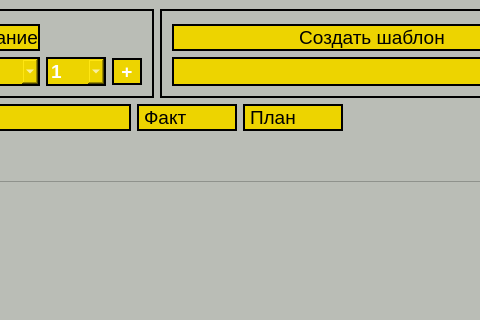
First picture: the form in mainwindow.ui, repository avovana/master_labeling, before the edit; both pictures show x 450 to 930 and y 0 to 320 of the 1079 by 566 pixel window.
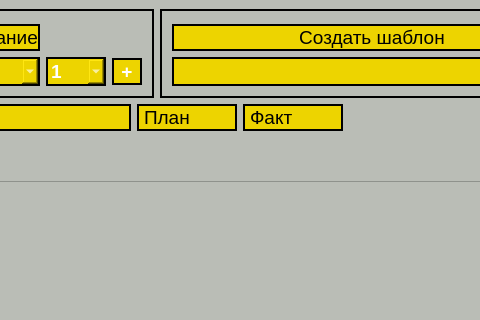
Second picture: the form after the edit.

```diff
--- a/mainwindow.ui
+++ b/mainwindow.ui
@@ -131,42 +131,6 @@
         </property>
        </widget>
       </item>
-      <item>
-       <widget class="QLabel" name="current_label">
-        <property name="sizePolicy">
-         <sizepolicy hsizetype="Fixed" vsizetype="Fixed">
-          <horstretch>0</horstretch>
-          <verstretch>0</verstretch>
-         </sizepolicy>
-        </property>
-        <property name="minimumSize">
-         <size>
-          <width>100</width>
-          <height>0</height>
-         </size>
-        </property>
-        <property name="maximumSize">
-         <size>
-          <width>100</width>
-          <height>16777215</height>
-         </size>
-        </property>
-        <property name="font">
-         <font>
-          <pointsize>14</pointsize>
-         </font>
-        </property>
-        <property name="styleSheet">
-         <string notr="true">background-color: rgb(237, 212, 0);</string>
-        </property>
-        <property name="frameShape">
-         <enum>QFrame::WinPanel</enum>
-        </property>
-        <property name="text">
-         <string>Факт</string>
-        </property>
-       </widget>
-      </item>
       <item>
        <widget class="QLabel" name="plan_label">
         <property name="sizePolicy">
@@ -206,6 +170,42 @@
         </property>
        </widget>
       </item>
+      <item>
+       <widget class="QLabel" name="current_label">
+        <property name="sizePolicy">
+         <sizepolicy hsizetype="Fixed" vsizetype="Fixed">
+          <horstretch>0</horstretch>
+          <verstretch>0</verstretch>
+         </sizepolicy>
+        </property>
+        <property name="minimumSize">
+         <size>
+          <width>100</width>
+          <height>0</height>
+         </size>
+        </property>
+        <property name="maximumSize">
+         <size>
+          <width>100</width>
+          <height>16777215</height>
+         </size>
+        </property>
+        <property name="font">
+         <font>
+          <pointsize>14</pointsize>
+         </font>
+        </property>
+        <property name="styleSheet">
+         <string notr="true">background-color: rgb(237, 212, 0);</string>
+        </property>
+        <property name="frameShape">
+         <enum>QFrame::WinPanel</enum>
+        </property>
+        <property name="text">
+         <string>Факт</string>
+        </property>
+       </widget>
+      </item>
       <item>
        <spacer name="horizontalSpacer">
         <property name="orientation">
```
